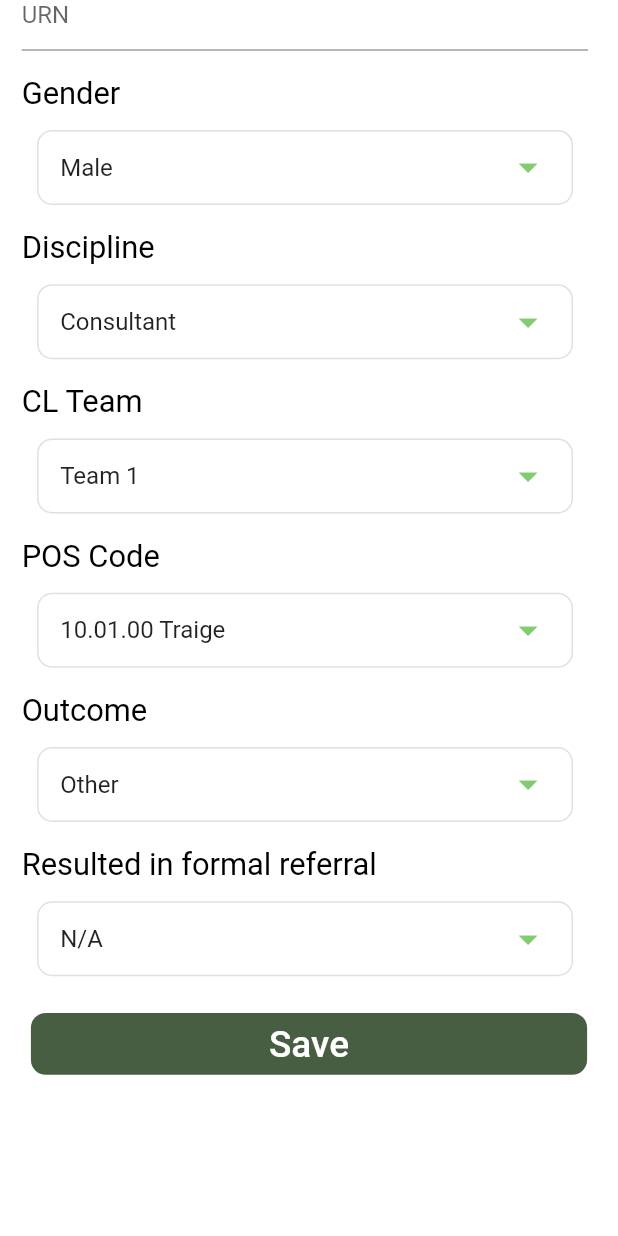
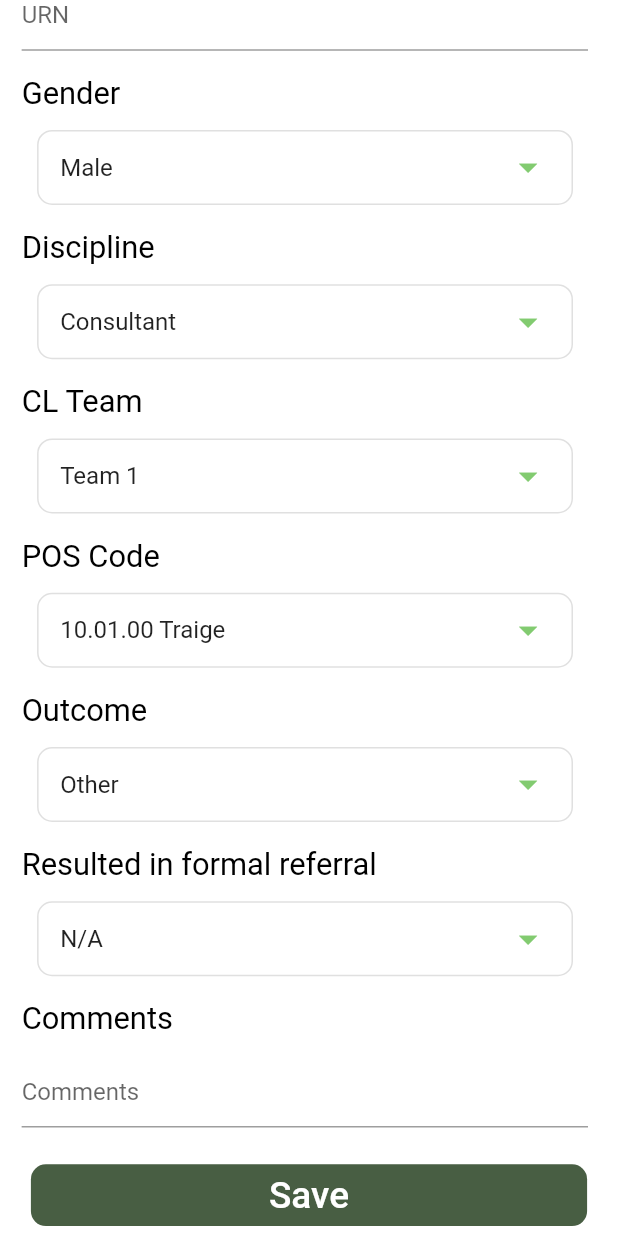
Before and after one commit to Ctrl-Alt-Eliiiteee/POS_nauseum_FrontEnd, a Flutter app: the FormPage screen opened directly, scrolled down 845 dp, on a phone screen of 412 x 824 dp. Run offline on Flutter 3.47's test engine with Material 2 defaults, Android fonts, the light colour scheme and no system bars; our stand-ins replace hexcolor.

Commit message:
Form comments section added

```diff
--- a/lib/Form.dart
+++ b/lib/Form.dart
@@ -64,8 +64,28 @@ List<String> clTeamDropDown = ['Team 1', 'Team 2', 'Team 3'];
 String posCode = '10.01.00 Traige';
 List<String> posCodeDropDown = [
   '10.01.00 Traige',
-  '20.05.01 Review',
-  '40.07.00 General Medicolegal'
+  '10.05.02 Risk Assessment',
+  '20.01.07 Psycoeducation',
+  '20.05.00 Pharmacotherapy Interventions',
+  '20.05.01 Review (pharmacotherapy)',
+  '20.05.02 Monitering (pharmacotherapy)',
+  '20.05.04 Coordination (pharmacotherapy)',
+  '20.08.00 Ongoing monitering and support',
+  '20.09.00 Crisis response',
+  '20.10.00 Family/Carer focused interventions',
+  '20.99.00 Support, interventions and therapies NEC',
+  '30.01.00 Coordination and Liaison',
+  '30.01.01 Referral coordination',
+  '30.01.02 Shared care',
+  '30.01.03 Interagency stakeholder meeting',
+  '30.01.04 Secondary consultation/education',
+  '40.01.00 MHA advice and education',
+  '40.02.00 MHA documentation and coordination',
+  '40.04.00 MHRT',
+  '40.04.01 MHRT report',
+  '40.06.00 QLD Civil and Administrative Tribunal',
+  '40.07.00 General Medicolegal',
+  '50.04.00 Triage/Intake review'
 ];
 
 String outcome = 'Other';
@@ -84,6 +104,8 @@ List<String> restuledInFormalReferralDropDown = [
   'No',
   'N/A',
 ];
+
+String comments;
 
 class _FormPageState extends State<FormPage> {
   @override
@@ -263,13 +285,7 @@ class _FormPageState extends State<FormPage> {
                       doctorName = value;
                     });
                   },
-                  controller: _doctorNameController,
-                  decoration: InputDecoration(
-                      suffixIcon: IconButton(
-                        onPressed: _doctorNameController.clear,
-                        icon: Icon(Icons.clear),
-                      ),
-                      hintText: 'Enter name(s)'),
+                  decoration: InputDecoration(hintText: 'Enter name(s)'),
                 ),
               ),
               SizedBox(height: h * 0.02),
@@ -375,6 +391,22 @@ class _FormPageState extends State<FormPage> {
               SizedBox(
                 height: h * 0.02,
               ),
+              customText(h, w, 'Comments'),
+              SizedBox(height: h * 0.015),
+              Padding(
+                padding: EdgeInsets.only(left: w * 0.035, right: 20),
+                child: TextFormField(
+                  onChanged: (value) {
+                    setState(() {
+                      comments = value;
+                    });
+                  },
+                  decoration: InputDecoration(hintText: 'Comments'),
+                ),
+              ),
+              SizedBox(
+                height: h * 0.02,
+              ),
               Center(
                 child: TextButton(
                   child: Container(
```
